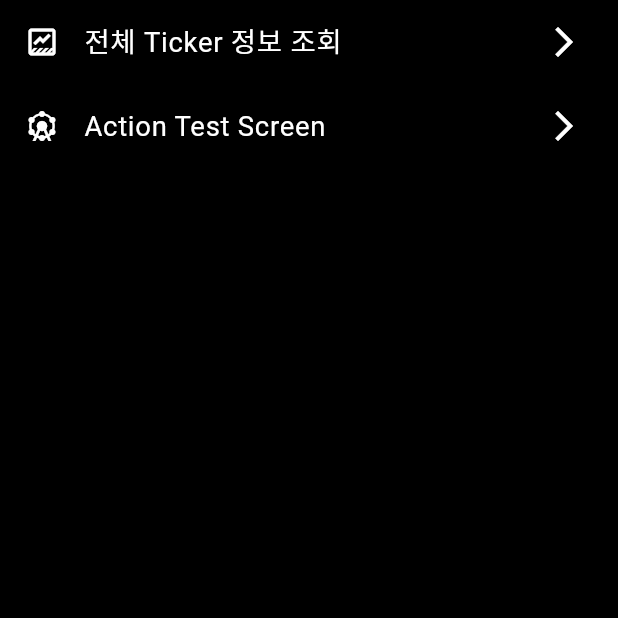
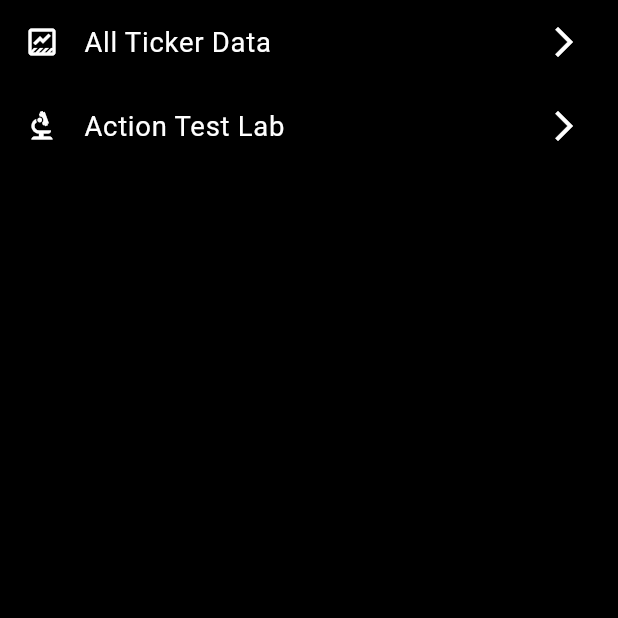
Before and after one commit to DAAC-A00/tickerwatch, a Flutter app: the AdminMainScreen screen opened by its route, on a phone screen of 412 x 824 dp, the top half of it. Run offline on Flutter 3.47's test engine with Material 3 defaults, Android fonts, the phone set to English and light mode, and no system bars; our stand-ins replace analog_clock, flutter_riverpod, go_router, hive, hive_flutter; missing offline and left inert: back_button_interceptor; accounts and stored records are empty; network calls fail; Roboto replaces fonts that are missing (Pretendard).

Commit message:
<feat> product admin : 버튼명, 화면명 문구 수정

```diff
--- a/lib/product/actiontest/screens/action_test_main_screen.dart
+++ b/lib/product/actiontest/screens/action_test_main_screen.dart
@@ -17,14 +17,14 @@ class _ActionTestMainScreenState extends ConsumerState<ActionTestMainScreen> {
   Widget build(BuildContext context) {
     return Scaffold(
       appBar: AppBar(
-        title: const Text('Action Test Screen'),
+        title: const Text('Action Test Lab'),
       ),
       body: ListView(
         children: [
           ListTile(
             leading: const Icon(Icons.textsms),
             trailing: const Icon(Icons.arrow_forward_ios),
-            title: const Text('Custom SnackBar Test'),
+            title: const Text('SnackBar Test'),
             onTap: () {
               Navigator.of(context).push(
                 MaterialPageRoute(
--- a/lib/product/actiontest/screens/custom_snack_bar_test_screen.dart
+++ b/lib/product/actiontest/screens/custom_snack_bar_test_screen.dart
@@ -28,7 +28,7 @@ class _CustomSnackBarTestScreenState
   Widget build(BuildContext context) {
     return Scaffold(
       appBar: AppBar(
-        title: const Text('Custom SnackBar Test'),
+        title: const Text('SnackBar Test'),
       ),
       body: ListView(
         children: [
--- a/lib/product/admin/screens/admin_main_screen.dart
+++ b/lib/product/admin/screens/admin_main_screen.dart
@@ -22,7 +22,7 @@ class _AdminMainScreenState extends ConsumerState<AdminMainScreen> {
           ListTile(
             leading: const Icon(Icons.data_thresholding_outlined),
             trailing: const Icon(Icons.arrow_forward_ios),
-            title: const Text('전체 Ticker 정보 조회'),
+            title: const Text('All Ticker Data'),
             onTap: () {
               DeviceBackButtonHandler.disable();
               Navigator.push(
@@ -37,9 +37,9 @@ class _AdminMainScreenState extends ConsumerState<AdminMainScreen> {
           ),
           ListTile(
             // 새로운 ListTile 추가
-            leading: const Icon(Icons.attractions),
+            leading: const Icon(Icons.biotech),
             trailing: const Icon(Icons.arrow_forward_ios),
-            title: const Text('Action Test Screen'),
+            title: const Text('Action Test Lab'),
             onTap: () {
               DeviceBackButtonHandler.disable();
               Navigator.push(
--- a/lib/product/setting/screens/ticker_setting_screen.dart
+++ b/lib/product/setting/screens/ticker_setting_screen.dart
@@ -71,13 +71,13 @@ class _SettingScreenState extends ConsumerState<TickerSettingScreen> {
                 ChangePercentSampleWidget(
                     sampleIcon: Icons.arrow_drop_up,
                     sampleColor: tickerSetting.upColor,
-                    sampleText: '+0.78%',
+                    sampleText: '+0.73%',
                     isPercentEnabled: true),
                 const Spacer(),
                 ChangePercentSampleWidget(
                     sampleIcon: Icons.arrow_drop_down,
                     sampleColor: tickerSetting.downColor,
-                    sampleText: '-0.31%',
+                    sampleText: '-0.24%',
                     isPercentEnabled: true)
               ],
             ),
```
